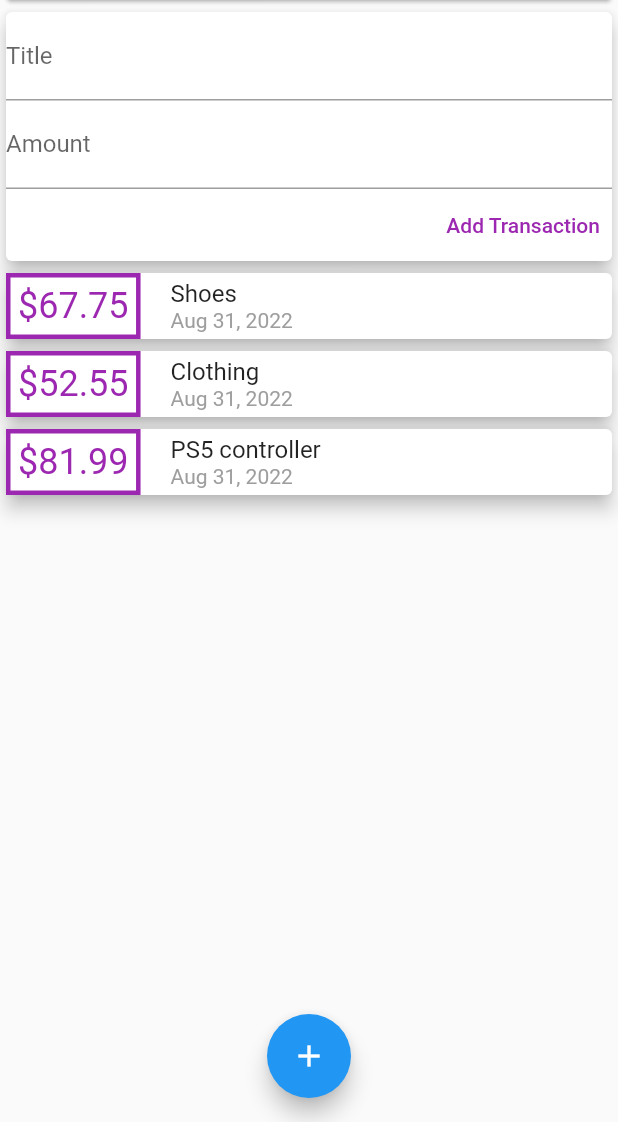
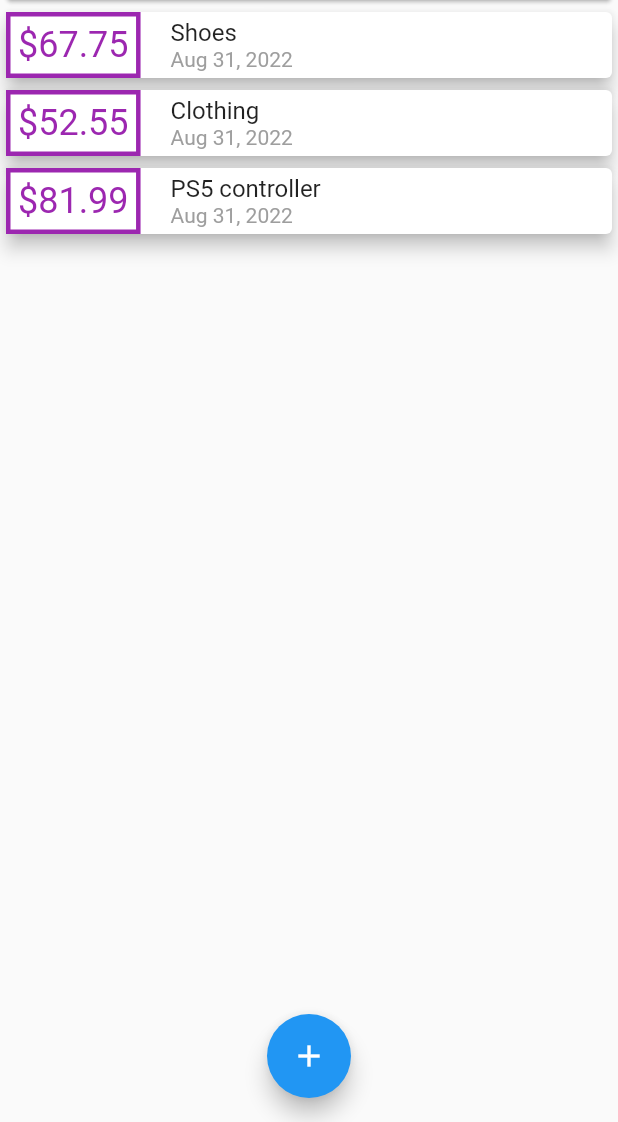
Before and after one commit to soulandbone/myexpenses_app, a Flutter app: the screen it shows after launch, on a phone screen of 412 x 824 dp, the part 114-1236 px from its top. Run offline on Flutter 3.47's test engine with Material 2 defaults, Android fonts, the phone set to English and light mode, and no system bars.

Commit message:
Modal Sheet, now main is Stateful to be able to create the Modal

```diff
--- a/lib/main.dart
+++ b/lib/main.dart
@@ -1,5 +1,8 @@
 import 'package:flutter/material.dart';
-import './widgets/transaction_management.dart';
+
+import './widgets/new_transaction.dart';
+import './widgets/transaction_list.dart';
+import 'models/transaction.dart';
 
 void main() {
   runApp(const MyApp());
@@ -20,20 +23,66 @@ class MyApp extends StatelessWidget {
   }
 }
 
-class MyHomePage extends StatelessWidget {
+class MyHomePage extends StatefulWidget {
   const MyHomePage({Key? key, required this.title}) : super(key: key);
 
   final String title;
 
   @override
+  State<MyHomePage> createState() => _MyHomePageState();
+}
+
+class _MyHomePageState extends State<MyHomePage> {
+  final List<Transaction> _userTransactions = [
+    Transaction(
+      id: "abc1",
+      amount: 67.75,
+      text: "Shoes",
+      date: DateTime.now(),
+    ),
+    Transaction(
+      id: 'abc2',
+      amount: 52.55,
+      text: "Clothing",
+      date: DateTime.now(),
+    ),
+    Transaction(
+        id: 'abc3', amount: 81.99, text: 'PS5 controller', date: DateTime.now())
+  ];
+
+  void _addNewTransaction(String txTitle, double txAmount) {
+    Transaction transaction = Transaction(
+        text: txTitle,
+        amount: txAmount,
+        date: DateTime.now(),
+        id: DateTime.now().toString());
+
+    setState(() {
+      _userTransactions.add(transaction);
+    });
+  }
+
+  void _showNewTransactionModal(BuildContext cntxt) {
+    showModalBottomSheet(
+        context: cntxt,
+        builder: (_) {
+          return NewTransaction(_addNewTransaction);
+        });
+  }
+
+  @override
   Widget build(BuildContext context) {
     return Scaffold(
       appBar: AppBar(
-        actions: [IconButton(onPressed: () {}, icon: Icon(Icons.add))],
-        title: Text(title),
+        actions: [
+          IconButton(
+              onPressed: () => _showNewTransactionModal(context),
+              icon: Icon(Icons.add))
+        ],
+        title: Text(widget.title),
       ),
       floatingActionButton: FloatingActionButton(
-        onPressed: () {},
+        onPressed: () => _showNewTransactionModal(context),
         child: Icon(Icons.add),
       ),
       floatingActionButtonLocation: FloatingActionButtonLocation.centerFloat,
@@ -49,7 +98,7 @@ class MyHomePage extends StatelessWidget {
               ),
             ),
           ),
-          TransactionManagement()
+          TransactionList(_userTransactions)
         ],
       ),
     );
--- a/lib/widgets/transaction_list.dart
+++ b/lib/widgets/transaction_list.dart
@@ -13,7 +13,7 @@ class TransactionList extends StatelessWidget {
   @override
   Widget build(BuildContext context) {
     return Container(
-      height: 300,
+      height: 400,
       child: ListView.builder(
           itemCount: transactions.length,
           itemBuilder: (context, index) {
--- a/lib/widgets/transaction_management.dart
+++ /dev/null
@@ -1,54 +0,0 @@
-import 'package:flutter/material.dart';
-
-import './new_transaction.dart';
-import './transaction_list.dart';
-
-import '../models/transaction.dart';
-
-class TransactionManagement extends StatefulWidget {
-  const TransactionManagement({Key? key}) : super(key: key);
-
-  @override
-  State<TransactionManagement> createState() => _TransactionManagementState();
-}
-
-class _TransactionManagementState extends State<TransactionManagement> {
-  final List<Transaction> _userTransactions = [
-    Transaction(
-      id: "abc1",
-      amount: 67.75,
-      text: "Shoes",
-      date: DateTime.now(),
-    ),
-    Transaction(
-      id: 'abc2',
-      amount: 52.55,
-      text: "Clothing",
-      date: DateTime.now(),
-    ),
-    Transaction(
-        id: 'abc3', amount: 81.99, text: 'PS5 controller', date: DateTime.now())
-  ];
-
-  void addNewTransaction(String txTitle, double txAmount) {
-    Transaction transaction = Transaction(
-        text: txTitle,
-        amount: txAmount,
-        date: DateTime.now(),
-        id: DateTime.now().toString());
-
-    setState(() {
-      _userTransactions.add(transaction);
-    });
-  }
-
-  @override
-  Widget build(BuildContext context) {
-    return Column(
-      children: [
-        NewTransaction(addNewTransaction),
-        TransactionList(_userTransactions),
-      ],
-    );
-  }
-}
```
Also changed, not shown: lib/widgets/new_transaction.dart (+12 -5 lines).
